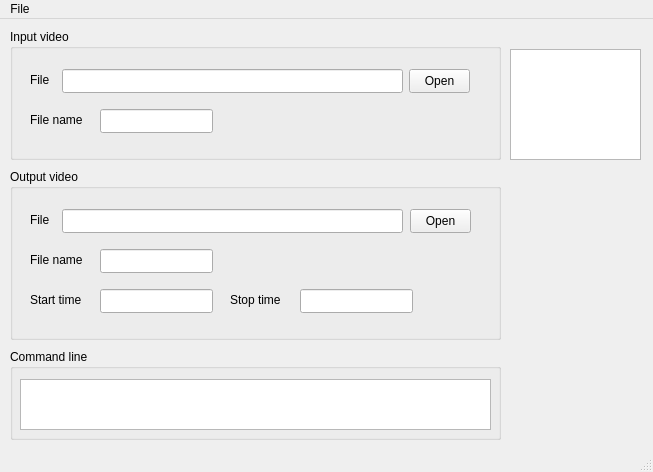
Above: IHM-labo2/mainwindow.ui from SachaKor/IHM-labo2 before the change. Below: the same form after it.
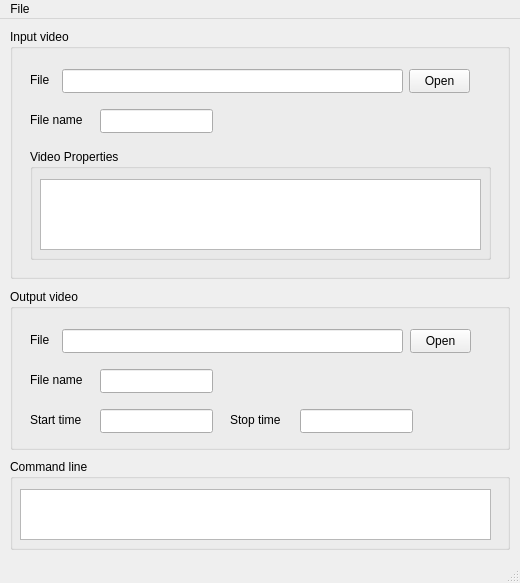
That is the form after the change. Icons and pictures are not drawn.

Commit message: does not crash but shell command output isnt displayed on macos

Patch:
```diff
--- a/IHM-labo2/mainwindow.ui
+++ b/IHM-labo2/mainwindow.ui
@@ -6,8 +6,8 @@
    <rect>
     <x>0</x>
     <y>0</y>
-    <width>653</width>
-    <height>472</height>
+    <width>520</width>
+    <height>583</height>
    </rect>
   </property>
   <property name="windowTitle">
@@ -19,8 +19,8 @@
      <rect>
       <x>10</x>
       <y>10</y>
-      <width>491</width>
-      <height>131</height>
+      <width>500</width>
+      <height>250</height>
      </rect>
     </property>
     <property name="title">
@@ -85,14 +85,37 @@
       <string>File name</string>
      </property>
     </widget>
+    <widget class="QGroupBox" name="groupBox">
+     <property name="geometry">
+      <rect>
+       <x>20</x>
+       <y>120</y>
+       <width>461</width>
+       <height>111</height>
+      </rect>
+     </property>
+     <property name="title">
+      <string>Video Properties</string>
+     </property>
+     <widget class="QTextEdit" name="vidProps">
+      <property name="geometry">
+       <rect>
+        <x>10</x>
+        <y>30</y>
+        <width>441</width>
+        <height>71</height>
+       </rect>
+      </property>
+     </widget>
+    </widget>
    </widget>
    <widget class="QGroupBox" name="outputGroupBox">
     <property name="geometry">
      <rect>
       <x>10</x>
-      <y>150</y>
-      <width>491</width>
-      <height>171</height>
+      <y>270</y>
+      <width>500</width>
+      <height>161</height>
      </rect>
     </property>
     <property name="title">
@@ -211,8 +234,8 @@
     <property name="geometry">
      <rect>
       <x>10</x>
-      <y>330</y>
-      <width>491</width>
+      <y>440</y>
+      <width>500</width>
       <height>91</height>
      </rect>
     </property>
@@ -233,23 +256,13 @@
      </property>
     </widget>
    </widget>
-   <widget class="QTextEdit" name="vidProps">
-    <property name="geometry">
-     <rect>
-      <x>510</x>
-      <y>30</y>
-      <width>131</width>
-      <height>111</height>
-     </rect>
-    </property>
-   </widget>
   </widget>
   <widget class="QMenuBar" name="menuBar">
    <property name="geometry">
     <rect>
      <x>0</x>
      <y>0</y>
-     <width>653</width>
+     <width>520</width>
      <height>22</height>
     </rect>
    </property>
```
The commit also changes 1 other file.
